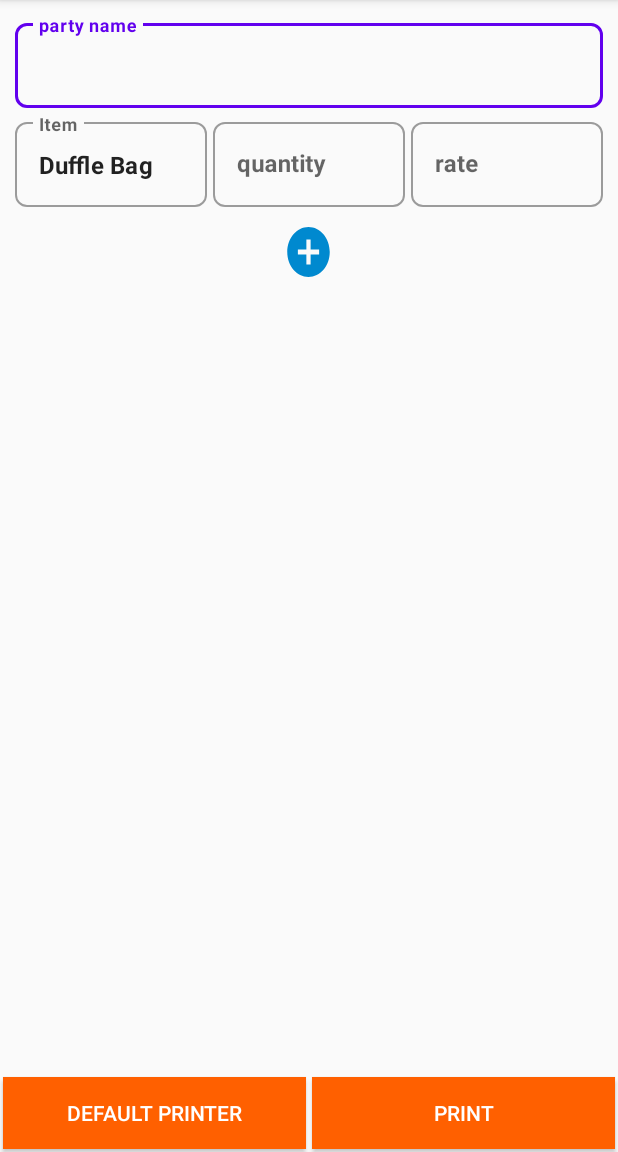
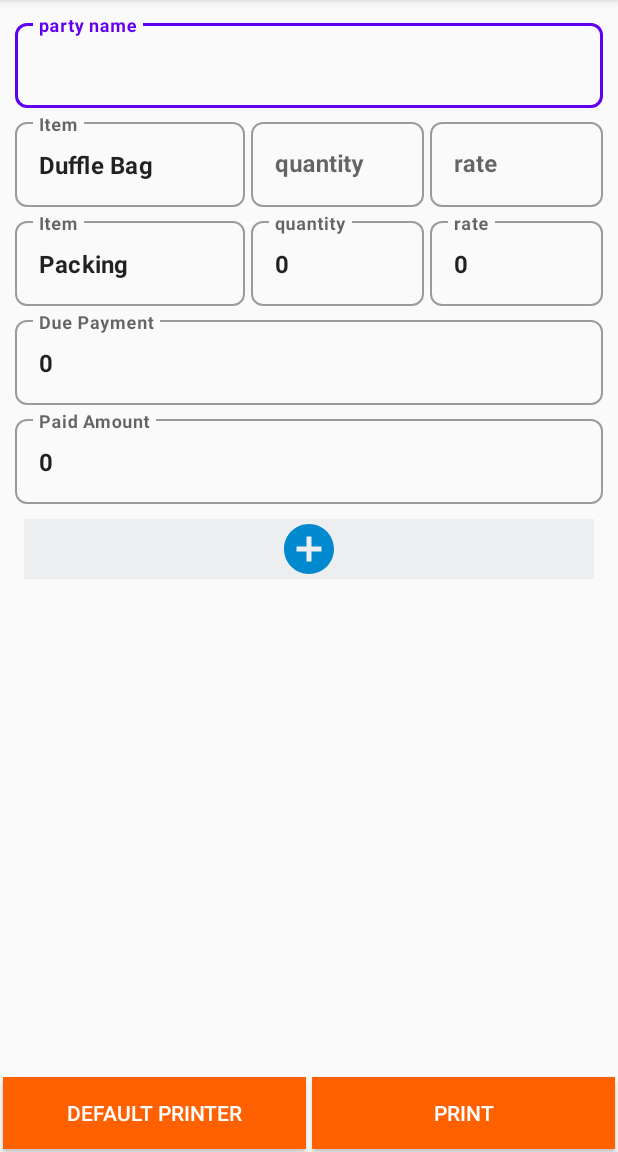
Before and after one commit to userprateek/receiptprinter, an Android app: the screen it shows after launch (MainActivity), on a phone screen of 412 x 824 dp, the part 84-1236 px from its top. Run offline under Robolectric (Android 15) with nearby library versions, the phone set to English and light mode, and no system bars.

Commit message:
stable build

```diff
--- a/app/src/main/java/com/locobags/thermalprinter/MainActivity.java
+++ b/app/src/main/java/com/locobags/thermalprinter/MainActivity.java
@@ -4,7 +4,6 @@ import static android.widget.Toast.LENGTH_SHORT;
 import static android.widget.Toast.makeText;
 
 import android.Manifest;
-import android.annotation.SuppressLint;
 import android.app.AlertDialog;
 import android.content.DialogInterface;
 import android.content.SharedPreferences;
@@ -16,7 +15,6 @@ import android.widget.ArrayAdapter;
 import android.widget.AutoCompleteTextView;
 import android.widget.Button;
 import android.widget.LinearLayout;
-import android.widget.TextView;
 
 import androidx.annotation.NonNull;
 import androidx.appcompat.app.AppCompatActivity;
@@ -35,16 +33,15 @@ import java.text.SimpleDateFormat;
 import java.util.Date;
 
 public class MainActivity extends AppCompatActivity {
-    private TextInputLayout partyName, til_item_name, til_quantity, til_rate;
-    private LinearLayout inputRow1, inputRow2, inputRow3, inputRow4, inputRow5, addRow;
+    private TextInputLayout partyName, til_due_payment, til_paid_amount, til_rate;
+    private LinearLayout inputRow1, inputRow2, inputRow3, inputRow4, inputRow5, addRow, packingRow;
     private Button bluetoothBrowse, bluetoothPrint;
     private AutoCompleteTextView actvItemName;
-    private TextView tvGrandTotal;
     private String printString = "";
     private int storedRate;
     private int visibleRow = 1;
     int[] total = new int[5];
-    private int grandTotal = 0;
+    private int duePayment, paidAmount, grandTotal = 0, toPayAmount = 0, packingTotal = 0;
     private static final String[] ItemTypes = new String[]{
             "Duffle Bag", "Gym Bag", "Backpack Bag", "Other", "Other"
     };
@@ -56,25 +53,31 @@ public class MainActivity extends AppCompatActivity {
         SharedPreferences.Editor myEdit = sharedPreferences.edit();
         setContentView(R.layout.activity_main);
         partyName = findViewById(R.id.til_party_name);
-
+        til_due_payment = findViewById(R.id.til_due_payment);
+        til_paid_amount = findViewById(R.id.til_paid_amount);
+        til_due_payment.getEditText().setText("0");
+        til_paid_amount.getEditText().setText("0");
         inputRow1 = findViewById(R.id.ll_input_row1);
         inputRow2 = findViewById(R.id.ll_input_row2);
         inputRow3 = findViewById(R.id.ll_input_row3);
         inputRow4 = findViewById(R.id.ll_input_row4);
         inputRow5 = findViewById(R.id.ll_input_row5);
+        packingRow = findViewById(R.id.ll_packing_row);
+        TextInputLayout til_quantity_packing = packingRow.findViewById(R.id.til_quantity);
+        TextInputLayout til_rate_packing = packingRow.findViewById(R.id.til_rate);
+        TextInputLayout til_item_packing = packingRow.findViewById(R.id.til_item_name);
+        til_item_packing.getEditText().setText("Packing");
+        til_quantity_packing.getEditText().setText("0");
+        til_rate_packing.getEditText().setText("0");
         addRow = findViewById(R.id.ll_add_row);
-        tvGrandTotal = findViewById(R.id.tv_grand_total);
-        til_item_name = inputRow1.findViewById(R.id.til_item_name);
+        til_rate = inputRow1.findViewById(R.id.til_rate);
+
         actvItemName = inputRow1.findViewById(R.id.actv_item_name);
-
         ArrayAdapter<String> adapter = new ArrayAdapter<String>(this,
                 android.R.layout.simple_dropdown_item_1line, ItemTypes);
         int[] ids = new int[]{R.id.ll_input_row1, R.id.ll_input_row2, R.id.ll_input_row3, R.id.ll_input_row4, R.id.ll_input_row5};
-
         actvItemName.setAdapter(adapter);
         actvItemName.setText(ItemTypes[visibleRow - 1]);
-        til_rate = inputRow1.findViewById(R.id.til_rate);
-        til_quantity = inputRow1.findViewById(R.id.til_quantity);
         bluetoothBrowse = this.findViewById(R.id.button_bluetooth_browse);
         bluetoothPrint = findViewById(R.id.button_bluetooth);
         bluetoothBrowse.setOnClickListener(view -> browseBluetoothDevice());
@@ -223,19 +226,37 @@ public class MainActivity extends AppCompatActivity {
         return true;
     }
 
-    private void calculateGrandTotal() {
+    private void getPrintString() {
         int[] ids = new int[]{R.id.ll_input_row1, R.id.ll_input_row2, R.id.ll_input_row3, R.id.ll_input_row4, R.id.ll_input_row5};
         TextInputLayout til_item_name, til_quantity, til_rate;
         for (int i = 0; i < visibleRow; i++) {
             til_quantity = findViewById(ids[i]).findViewById(R.id.til_quantity);
             til_rate = findViewById(ids[i]).findViewById(R.id.til_rate);
             til_item_name = findViewById(ids[i]).findViewById(R.id.til_item_name);
-
             total[i] += Integer.parseInt(til_quantity.getEditText().getText().toString()) * Integer.parseInt(til_rate.getEditText().getText().toString());
             grandTotal += total[i];
-            printString += "[L]<b>" + til_item_name.getEditText().getText() + "</b>[R] " + Integer.parseInt(til_quantity.getEditText().getText().toString()) + " [R] " + Integer.parseInt(til_rate.getEditText().getText().toString()) + "[R] " + total[i] + " \n";
+            if (total[i] > 0) {
+                printString += "[L]<b>" + til_item_name.getEditText().getText() + "</b>[R] " + Integer.parseInt(til_quantity.getEditText().getText().toString()) + " [R] " + Integer.parseInt(til_rate.getEditText().getText().toString()) + "[R] " + total[i] + " \n";
+            }
         }
+        til_quantity = packingRow.findViewById(R.id.til_quantity);
+        til_rate = packingRow.findViewById(R.id.til_rate);
+        packingTotal = Integer.parseInt(til_quantity.getEditText().getText().toString()) * Integer.parseInt(til_rate.getEditText().getText().toString());
+        printString += "[L]<b>Packing </b>[R] " + Integer.parseInt(til_quantity.getEditText().getText().toString()) + " [R] " + Integer.parseInt(til_rate.getEditText().getText().toString()) + "[R] " + packingTotal + " \n";
+        duePayment = Integer.parseInt(til_due_payment.getEditText().getText().toString());
+        paidAmount = Integer.parseInt(til_paid_amount.getEditText().getText().toString());
+        grandTotal = grandTotal + packingTotal;
+        toPayAmount = grandTotal + duePayment - paidAmount;
+        printString += "[C]--------------------------------\n" + "[R]Grand Total : " + grandTotal + "\n";
+        if (duePayment > 0) {
+            printString += "[R]Due Payment : " + duePayment + " \n";
+        }
+        if (paidAmount > 0) {
+            printString += "[R]Paid Amount : " + paidAmount + " \n";
+        }
+        printString += "[C]<b> To Pay Amount</b> : " + toPayAmount + " \n";
     }
+
     private void clearFields() {
         int[] ids = new int[]{R.id.ll_input_row1, R.id.ll_input_row2, R.id.ll_input_row3, R.id.ll_input_row4, R.id.ll_input_row5};
         TextInputLayout til_quantity;
@@ -245,12 +266,17 @@ public class MainActivity extends AppCompatActivity {
             if (i != 0) {
                 findViewById(ids[i]).setVisibility(View.GONE);
             }
-            total[i]=0;
+            total[i] = 0;
         }
         visibleRow = 1;
         grandTotal = 0;
+        packingTotal = 0;
+        duePayment = 0;
+        paidAmount = 0;
+        toPayAmount = 0;
         printString = "";
     }
+
     public void printBluetooth() {
         if (ContextCompat.checkSelfPermission(this, Manifest.permission.BLUETOOTH) != PackageManager.PERMISSION_GRANTED) {
             ActivityCompat.requestPermissions(this, new String[]{Manifest.permission.BLUETOOTH}, MainActivity.PERMISSION_BLUETOOTH);
@@ -279,64 +305,20 @@ public class MainActivity extends AppCompatActivity {
                     .execute(this.getAsyncEscPosPrinter(selectedDevice));
         }
     }
-    /*==============================================================================================
-    ===================================ESC/POS PRINTER PART=========================================
-    ==============================================================================================*/
 
-    /**
-     * Asynchronous printing
-     */
-    @SuppressLint("SimpleDateFormat")
     public AsyncEscPosPrinter getAsyncEscPosPrinter(DeviceConnection printerConnection) {
         SimpleDateFormat format = new SimpleDateFormat("yyyy-MM-dd 'at' HH:mm:ss");
-        calculateGrandTotal();
+        getPrintString();
         AsyncEscPosPrinter printer = new AsyncEscPosPrinter(printerConnection, 203, 48f, 32);
 
         return printer.addTextToPrint(
                 "[C]<u><font size='big'>LOCOBAGS</font></u>\n" +
                         "[L]\n" +
-//                "[C]<img>" + PrinterTextParserImg.bitmapToHexadecimalString(printer, this.getApplicationContext().getResources().getDrawableForDensity(R.drawable.logo_black_white, DisplayMetrics.DENSITY_MEDIUM)) + "</img>\n" +
-//                        "[L]\n"+
                         "[C]<u type='double'>" + format.format(new Date()) + "</u>\n" +
                         "[C]================================\n" +
                         "[C]<u type='double'>" + partyName.getEditText().getText().toString() + "</u>\n" +
                         "[L]\n" +
-                        "[L]<b>" + til_item_name.getHint().toString() + "</b>[R]  Qty [R] Rate [R] Total \n" +
-                        printString +
-                        "[C]--------------------------------\n" +
-                        "[C]Grand Total : ₹" + grandTotal + "\n"
+                        "[L]<b>  Item </b> [R]  Qty [R] Rate [R] Total \n" + printString
         );
     }
 }
-/*
-"[C]<img>" + PrinterTextParserImg.bitmapToHexadecimalString(printer, this.getApplicationContext().getResources().getDrawableForDensity(R.drawable.logo, DisplayMetrics.DENSITY_MEDIUM)) + "</img>\n" +
-                        "[L]\n"
-"[C]<u><font size='big'>ORDER N°045</font></u>\n" +
-                        "[L]\n" +
-                        "[C]<u type='double'>" + format.format(new Date()) + "</u>\n" +
-                        "[C]\n" +
-                        "[C]================================\n" +
-                        "[L]\n" +
-                        "[L]<b>BEAUTIFUL SHIRT</b>[R]9.99€\n" +
-                        "[L]  + Size : S\n" +
-                        "[L]\n" +
-                        "[L]<b>AWESOME HAT</b>[R]24.99€\n" +
-                        "[L]  + Size : 57/58\n" +
-                        "[L]\n" +
-                        "[C]--------------------------------\n" +
-                        "[R]TOTAL PRICE :[R]34.98€\n" +
-                        "[R]TAX :[R]4.23€\n" +
-                        "[L]\n" +
-                        "[C]================================\n" +
-                        "[L]\n" +
-                        "[L]<u><font color='bg-black' size='tall'>Customer :</font></u>\n" +
-                        "[L]Raymond DUPONT\n" +
-                        "[L]5 rue des girafes\n" +
-                        "[L]31547 PERPETES\n" +
-                        "[L]Tel : +33801201456\n" +
-                        "\n" +
-                        "[C]<barcode type='ean13' height='10'>831254784551</barcode>\n" +
-                        "[L]\n" +
-                        "[C]<qrcode size='20'>http://www.developpeur-web.dantsu.com/</qrcode>\n"
-
- */
--- a/app/src/main/res/layout/activity_main.xml
+++ b/app/src/main/res/layout/activity_main.xml
@@ -72,19 +72,68 @@
                 android:layout_height="wrap_content"
                 android:visibility="gone" />
 
+            <include
+                android:id="@+id/ll_packing_row"
+                layout="@layout/receipt_item_row"
+                android:layout_width="match_parent"
+                android:layout_height="wrap_content" />
+
+            <com.google.android.material.textfield.TextInputLayout
+                android:id="@+id/til_due_payment"
+                style="@style/Widget.MaterialComponents.TextInputLayout.OutlinedBox"
+                android:layout_width="match_parent"
+                android:layout_height="wrap_content"
+                android:layout_margin="@dimen/padding_x_small"
+                android:hint="Due Payment"
+                app:boxCornerRadiusBottomEnd="@dimen/padding_medium"
+                app:boxCornerRadiusBottomStart="@dimen/padding_medium"
+                app:boxCornerRadiusTopEnd="@dimen/padding_medium"
+                app:boxCornerRadiusTopStart="@dimen/padding_medium">
+
+                <com.google.android.material.textfield.TextInputEditText
+                    android:id="@+id/et_due_payment"
+                    android:layout_width="match_parent"
+                    android:layout_height="wrap_content"
+                    android:digits="1234567890"
+                    android:inputType="number"
+                    android:textStyle="bold" />
+            </com.google.android.material.textfield.TextInputLayout>
+
+            <com.google.android.material.textfield.TextInputLayout
+                android:id="@+id/til_paid_amount"
+                style="@style/Widget.MaterialComponents.TextInputLayout.OutlinedBox"
+                android:layout_width="match_parent"
+                android:layout_height="wrap_content"
+                android:layout_margin="@dimen/padding_x_small"
+                android:hint="Paid Amount"
+                app:boxCornerRadiusBottomEnd="@dimen/padding_medium"
+                app:boxCornerRadiusBottomStart="@dimen/padding_medium"
+                app:boxCornerRadiusTopEnd="@dimen/padding_medium"
+                app:boxCornerRadiusTopStart="@dimen/padding_medium">
+
+                <com.google.android.material.textfield.TextInputEditText
+                    android:id="@+id/et_paid_amount"
+                    android:layout_width="match_parent"
+                    android:layout_height="wrap_content"
+                    android:digits="1234567890"
+                    android:inputType="number"
+                    android:textStyle="bold" />
+            </com.google.android.material.textfield.TextInputLayout>
+
             <LinearLayout
                 android:id="@+id/ll_add_row"
                 android:layout_width="match_parent"
                 android:layout_height="wrap_content"
                 android:layout_margin="@dimen/padding_medium"
+                android:background="@color/light_grey"
                 android:gravity="center">
 
                 <ImageButton
-                    android:clickable="false"
                     android:id="@+id/ic_add"
-                    android:layout_width="34dp"
+                    android:layout_width="40dp"
                     android:layout_height="40dp"
-                    android:background="@drawable/ic_add" />
+                    android:background="@drawable/ic_add"
+                    android:clickable="false" />
             </LinearLayout>
 
             <TextView
--- a/app/src/main/res/layout/receipt_item_row.xml
+++ b/app/src/main/res/layout/receipt_item_row.xml
@@ -10,7 +10,7 @@
         android:layout_width="match_parent"
         android:layout_height="wrap_content"
         android:orientation="horizontal"
-        android:weightSum="9">
+        android:weightSum="10">
 
         <com.google.android.material.textfield.TextInputLayout
             android:id="@+id/til_item_name"
@@ -18,7 +18,7 @@
             android:layout_width="0dp"
             android:layout_height="wrap_content"
             android:layout_margin="@dimen/padding_x_small"
-            android:layout_weight="3"
+            android:layout_weight="4"
             android:hint="@string/item"
             app:boxCornerRadiusBottomEnd="@dimen/padding_medium"
             app:boxCornerRadiusBottomStart="@dimen/padding_medium"
--- a/app/src/main/res/values/strings.xml
+++ b/app/src/main/res/values/strings.xml
@@ -7,5 +7,6 @@
     <string name="enter">Enter</string>
     <string name="quantity">Quantity</string>
     <string name="item">Item</string>
+    <string name="total">Total</string>
 
 </resources>
--- a/escposprinter/build.gradle
+++ b/escposprinter/build.gradle
@@ -28,8 +28,8 @@ android {
 dependencies {
     implementation fileTree(dir: 'libs', include: ['*.jar'])
 
-    implementation 'androidx.appcompat:appcompat:1.4.1'
-    testImplementation 'junit:junit:4.12'
+    implementation 'androidx.appcompat:appcompat:1.5.0'
+    testImplementation 'junit:junit:4.13.2'
     androidTestImplementation 'androidx.test.ext:junit:1.1.3'
     androidTestImplementation 'androidx.test.espresso:espresso-core:3.4.0'
     implementation 'com.google.zxing:core:3.4.0'
@@ -41,7 +41,7 @@ afterEvaluate {
         publications {
             release(MavenPublication) {
                 from components.release
-                groupId = 'com.github.DantSu'
+                groupId = 'com.github.locobags'
                 artifactId = 'ESCPOS-ThermalPrinter-Android'
                 version = libraryVersionName
             }
```
Also changed, not shown: escposprinter/src/main/java/com/locobags/escposprinter/connection/tcp/TcpConnection.java (deleted, +0 -97 lines), 3 other files.
